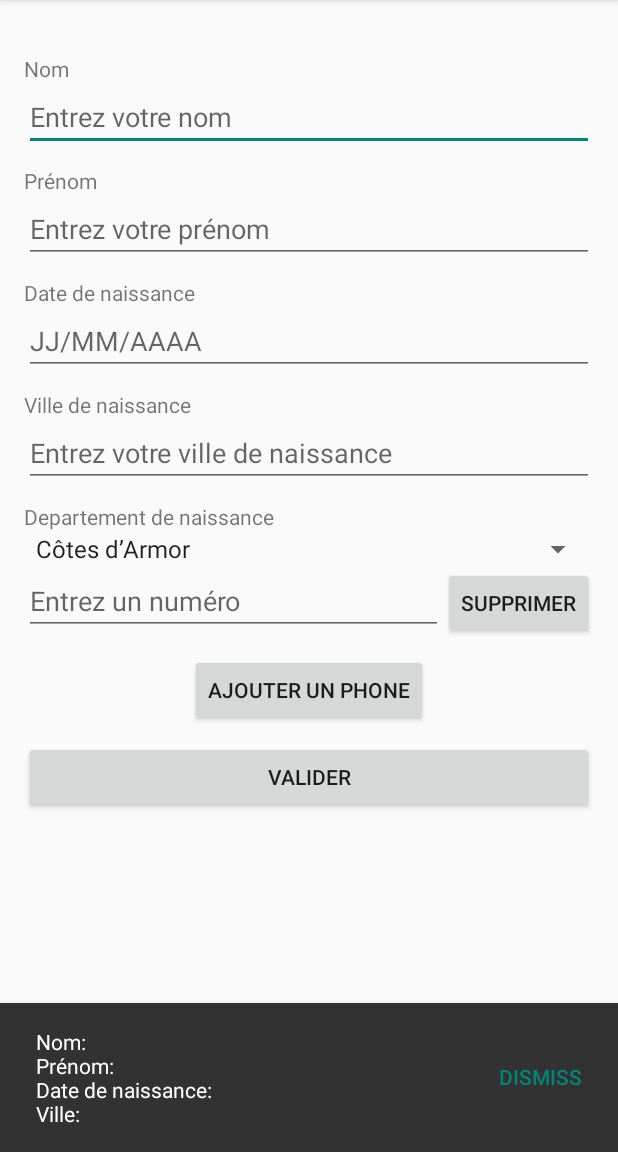
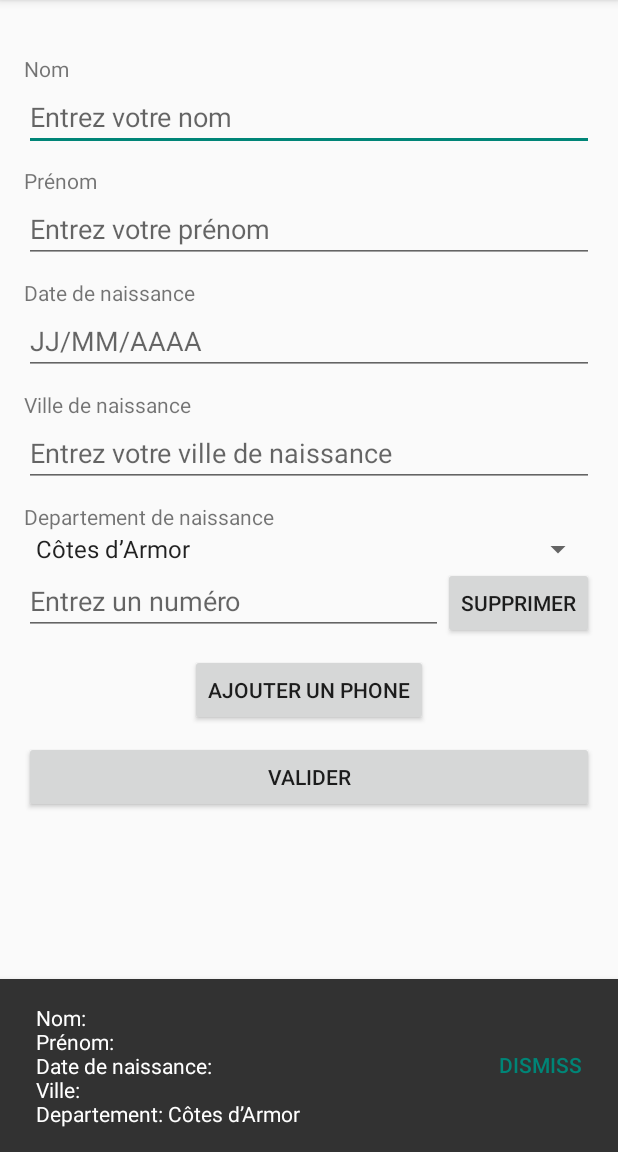
Before and after one commit to Jiaobanzhang/Android_TP, an Android app: the screen it shows after launch (MainActivity), after a tap on "VALIDER", on a phone screen of 412 x 824 dp, the part 84-1236 px from its top. Run offline under Robolectric (Android 15) with nearby library versions, the phone set to English and light mode, and no system bars; 2 other taps on this screen came first.

```diff
--- a/app/src/main/java/fr/imt_atlantique/myfirstappllication/MainActivity.java
+++ b/app/src/main/java/fr/imt_atlantique/myfirstappllication/MainActivity.java
@@ -5,9 +5,11 @@ import android.util.Log;
 import android.view.Menu;
 import android.view.MenuItem;
 import android.view.View;
+import android.widget.AdapterView;
 import android.widget.Button;
 import android.widget.EditText;
 import android.widget.LinearLayout;
+import android.widget.Spinner;
 import android.widget.TextView;
 import android.widget.Toast;
 
@@ -33,6 +35,7 @@ public class MainActivity extends AppCompatActivity {
         EditText editPrenom = findViewById(R.id.edit_prenom);
         EditText editDateNaissance = findViewById(R.id.edit_date_naissance);
         EditText editVilleNaissance = findViewById(R.id.edit_ville_naissance);
+        Spinner spinner = findViewById(R.id.spinner_departments);
         // 获取布局中的 phoneContainer 和 "Ajouter un numéro" 按钮
         phoneContainer = findViewById(R.id.phoneContainer);
         Button buttonAddPhone = findViewById(R.id.button_add_phone);
@@ -46,11 +49,14 @@ public class MainActivity extends AppCompatActivity {
                 String prenom = editPrenom.getText().toString();
                 String dateNaissance = editDateNaissance.getText().toString();
                 String villeNaissance = editVilleNaissance.getText().toString();
+                // 直接从 Spinner 获取选中项
+                String selectedItem = spinner.getSelectedItem().toString();
 
-                // 4️⃣ 组合显示的信息
+                // 4️⃣ 组合显示的信息ii
                 String message = "Nom: " + nom + "\nPrénom: " + prenom +
                         "\nDate de naissance: " + dateNaissance +
-                        "\nVille: " + villeNaissance;
+                        "\nVille: " + villeNaissance +
+                        "\nDepartement: " + selectedItem;
 
                 // 5️⃣ 显示 Snackbar 并添加 DISMISS 按钮
                 // 这段代码可以显示很多行代码
@@ -65,7 +71,7 @@ public class MainActivity extends AppCompatActivity {
                 View snackbarView = snackbar.getView();
                 // TextView 是 View 的子类，专门用于显示文本
                 TextView snackbarText = snackbarView.findViewById(com.google.android.material.R.id.snackbar_text);
-                snackbarText.setMaxLines(5);  // 设置最大显示行数
+                snackbarText.setMaxLines(10);  // 设置最大显示行数
                 snackbar.show();
             }
         });
```
